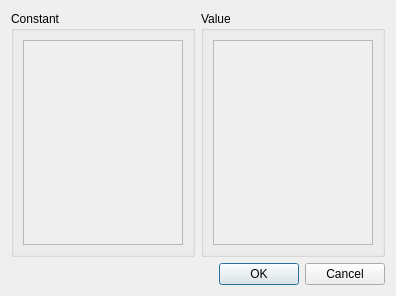
This is dialogs/specconstantsdialog.ui in Kicer86/builder as Qt 5 draws it before an edit. The edited form follows.
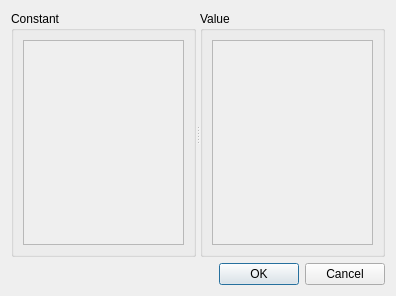
This is the edited form.

Commit message: SpecConstantsDialog: splitter added

Diff of the .ui file:
```diff
--- a/dialogs/specconstantsdialog.ui
+++ b/dialogs/specconstantsdialog.ui
@@ -13,15 +13,17 @@
   <property name="windowTitle">
    <string>Dialog</string>
   </property>
-  <layout class="QVBoxLayout" name="verticalLayout">
+  <layout class="QVBoxLayout" name="verticalLayout_3">
    <item>
-    <layout class="QHBoxLayout" name="horizontalLayout_2">
-     <item>
+    <widget class="QSplitter" name="splitter">
+     <property name="orientation">
+      <enum>Qt::Horizontal</enum>
+     </property>
       <widget class="QGroupBox" name="constantGroupBox">
        <property name="title">
         <string>Constant</string>
        </property>
-       <layout class="QVBoxLayout" name="constantLayout">
+      <layout class="QVBoxLayout" name="verticalLayout">
         <item>
          <widget class="QScrollArea" name="constansScrollArea">
           <property name="widgetResizable">
@@ -32,8 +34,8 @@
             <rect>
              <x>0</x>
              <y>0</y>
-             <width>168</width>
-             <height>215</height>
+            <width>169</width>
+            <height>217</height>
             </rect>
            </property>
            <layout class="QVBoxLayout" name="constantsLayout"/>
@@ -42,8 +44,6 @@
         </item>
        </layout>
       </widget>
-     </item>
-     <item>
       <widget class="QGroupBox" name="valueGroupBox">
        <property name="title">
         <string>Value</string>
@@ -63,7 +63,7 @@
              <x>0</x>
              <y>0</y>
              <width>168</width>
-             <height>215</height>
+            <height>217</height>
             </rect>
            </property>
            <layout class="QVBoxLayout" name="valuesLayout"/>
@@ -72,8 +72,7 @@
         </item>
        </layout>
       </widget>
-     </item>
-    </layout>
+    </widget>
    </item>
    <item>
     <widget class="QDialogButtonBox" name="buttonBox">
```
Left out of the diff: 2 changed lines with no effect on the pictures. Lines whose indentation alone changed are shown as unchanged.
